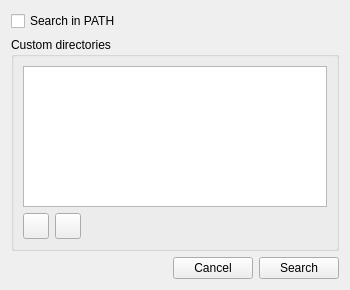
Old version of the form wizard/ui/toolchain_search.ui in the repository imby/STM32VLDiscovery_BeRTOS.
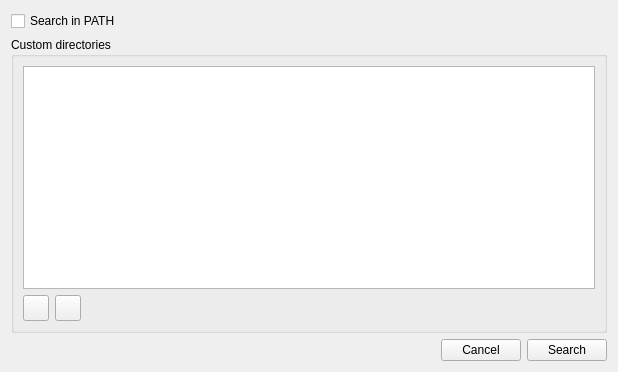
New version of the form. Icons and pictures are not drawn.

Diff of the .ui file:
```diff
--- a/wizard/ui/toolchain_search.ui
+++ b/wizard/ui/toolchain_search.ui
@@ -1,12 +1,12 @@
 <ui version="4.0" >
  <class>Form</class>
- <widget class="QWidget" name="Form" >
-  <property name="geometry" >
+ <widget class="QWidget" name="Form">
+  <property name="geometry">
    <rect>
     <x>0</x>
     <y>0</y>
-    <width>350</width>
-    <height>290</height>
+    <width>618</width>
+    <height>372</height>
    </rect>
   </property>
   <property name="windowTitle" >
@@ -33,7 +33,14 @@
      </property>
      <layout class="QVBoxLayout" name="verticalLayout" >
       <item>
-       <widget class="QListWidget" name="customDirList" />
+       <widget class="QListWidget" name="customDirList">
+        <property name="minimumSize">
+         <size>
+          <width>200</width>
+          <height>0</height>
+         </size>
+        </property>
+       </widget>
       </item>
       <item>
        <layout class="QHBoxLayout" name="horizontalLayout" >
```
Left out of the diff: 71 changed lines with no effect on the pictures.
